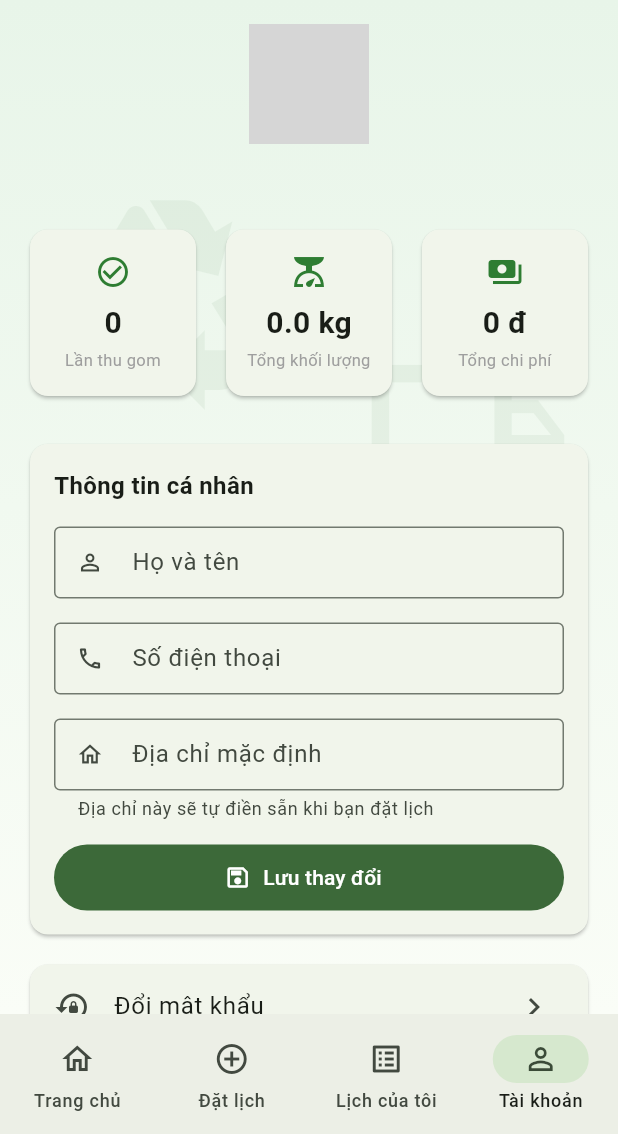
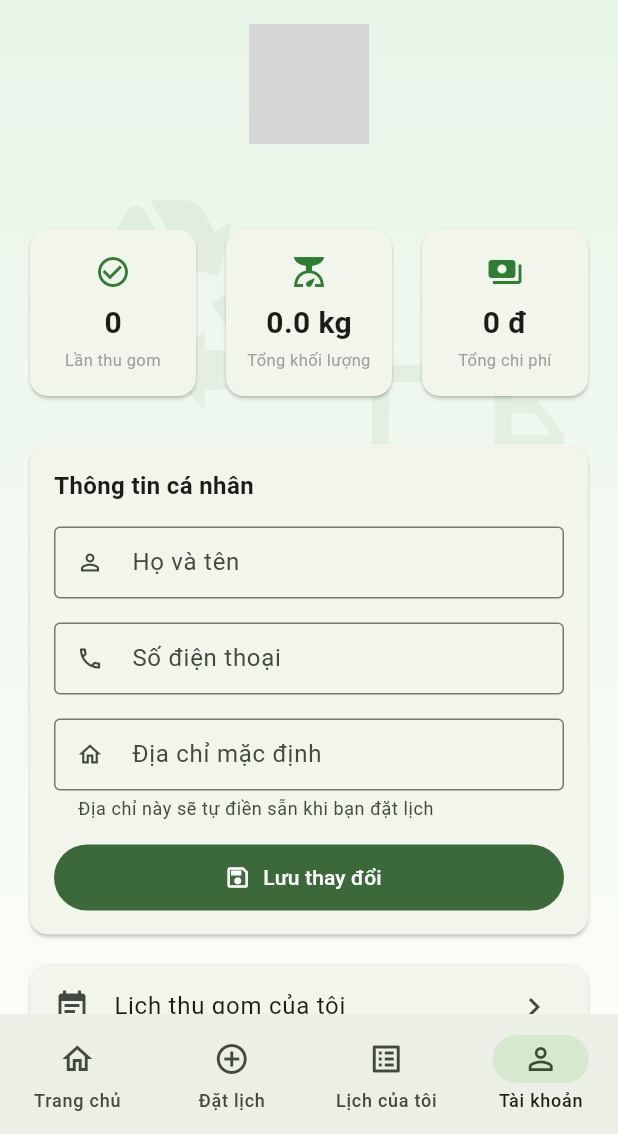
Before and after one commit to khanhvinh01012006-debug/greentrash, a Flutter app: the screen it shows once a user with an empty profile is signed in, item 4 of the bottom bar chosen, on a phone screen of 412 x 824 dp, the part 102-1236 px from its top. Run offline on Flutter 3.47's test engine with Material 3 defaults, Android fonts, the phone set to English and light mode, and no system bars; our stand-ins replace image_picker, shared_preferences, supabase_flutter; accounts and stored records are empty; network calls fail; grey boxes are pictures that could not be loaded.

Commit message:
bo rail desktop, lich cua toi vao tai khoan

```diff
--- a/lib/screens/customer/customer_home_screen.dart
+++ b/lib/screens/customer/customer_home_screen.dart
@@ -35,14 +35,14 @@ class CustomerHomeScreen extends StatefulWidget {
 
 class _CustomerHomeScreenState extends State<CustomerHomeScreen> {
   // Mốc bề rộng đổi layout: dưới mốc này dùng NavigationBar dưới đáy (kiểu
-  // điện thoại), từ mốc trở lên đổi qua NavigationRail cột trái (kiểu web/
-  // desktop) - xổ 1 thanh ngang dưới đáy trên màn hình rộng trông như app
-  // di động bị phóng to, không hợp.
+  // điện thoại). Từ mốc trở lên (desktop/web): KHÔNG còn thanh điều hướng
+  // riêng nào nữa - menu ngang (Trang chủ/Giới thiệu/Dịch vụ/Tin tức/Liên
+  // hệ) trở thành điều hướng DUY NHẤT, luôn hiện bất kể tab đang mở (xem
+  // chỗ build noiDungChinh). Đặt lịch vào qua nút "Đặt lịch ngay" ở Trang
+  // chủ; Lịch của tôi vào qua mục trong Tài khoản.
   static const double _mocManHinhRong = 900;
 
-  // Dữ liệu 4 tab (icon + nhãn) - khai 1 LẦN ở đây rồi dùng chung để tạo
-  // cả NavigationDestination (NavigationBar) lẫn NavigationRailDestination
-  // (NavigationRail), tránh chép 2 bộ icon/nhãn dễ lệch nhau khi sửa sau này.
+  // Dữ liệu 4 tab (icon + nhãn) - dùng cho NavigationBar dưới đáy ở mobile.
   static const List<(IconData, String)> _diemDieuHuong = [
     (Icons.home_outlined, 'Trang chủ'),
     (Icons.add_circle_outline, 'Đặt lịch'),
@@ -222,38 +222,33 @@ class _CustomerHomeScreenState extends State<CustomerHomeScreen> {
       trangChu,
       const DatLichScreen(),
       LichCuaToiScreen(onDatLichNgay: _batDauDatLich),
-      const TaiKhoanScreen(),
+      TaiKhoanScreen(onDatLichNgay: _batDauDatLich),
     ];
 
-    // Nội dung chính (menu ngang + IndexedStack 4 tab) - khai báo 1 LẦN duy
-    // nhất ở đây rồi dùng chung cho cả layout hẹp (mobile) lẫn layout rộng
-    // (desktop) bên dưới. Nhờ vậy IndexedStack luôn là CÙNG MỘT cây widget,
-    // không bị build thành 2 bản riêng biệt (build 2 bản = 2 State khác
-    // nhau -> mất trạng thái tab, đúng cái phải tránh).
+    // LayoutBuilder: đo bề rộng thật sự có để vẽ, từ đó quyết định mobile
+    // hay desktop - quyết định này ảnh hưởng menu ngang có luôn hiện hay
+    // không, nên noiDungChinh phải build BÊN TRONG đây (cần biết manHinhRong
+    // trước khi build), nhưng vẫn ĐÚNG 1 LẦN mỗi lượt build, không tạo cây
+    // widget thứ 2 - IndexedStack vẫn luôn là CÙNG MỘT cây (giữ trạng thái
+    // form/tab khi chuyển qua lại, không bị dispose/tạo lại State).
+    return LayoutBuilder(builder: (context, constraints) {
+      final manHinhRong = constraints.maxWidth >= _mocManHinhRong;
+
       final noiDungChinh = _NenTrangTri(
         child: Column(
           crossAxisAlignment: CrossAxisAlignment.stretch,
           children: [
-          // Menu ngang CHỈ có ý nghĩa ở tab Trang chủ (nhảy tới các khối
-          // trên trang đó) - các tab khác không có gì để cuộn tới nên ẩn
-          // đi, tránh hiện thừa một thanh menu vô dụng ở trên đầu
-          if (_tabDangChon == 0) menuNgang,
+            // Mobile: menu ngang chỉ hiện ở tab Trang chủ như trước (các
+            // tab khác không có gì để cuộn tới). Desktop: LUÔN hiện bất kể
+            // tab nào - đây là điều hướng DUY NHẤT trên desktop (không còn
+            // rail/bottom nav), ẩn đi là kẹt, không có đường về Trang chủ.
+            if (_tabDangChon == 0 || manHinhRong) menuNgang,
             Expanded(
-            // IndexedStack (thay vì cacTab[_tabDangChon]) giữ TẤT CẢ 4 màn
-            // luôn tồn tại trong cây, chỉ ẩn/hiện - nên đang gõ dở form Đặt
-            // lịch mà lỡ qua tab khác rồi quay lại, dữ liệu đã gõ vẫn còn
-            // (không bị dispose/tạo lại State như cách chọn 1 widget duy nhất).
               child: IndexedStack(index: _tabDangChon, children: cacTab),
             ),
           ],
         ),
       );
-
-    // LayoutBuilder: đo bề rộng thật sự có để vẽ, từ đó chọn kiểu điều hướng
-    // phù hợp - dưới 900px giữ nguyên NavigationBar dưới đáy như cũ, từ
-    // 900px trở lên đổi qua NavigationRail cột trái.
-    return LayoutBuilder(builder: (context, constraints) {
-      final manHinhRong = constraints.maxWidth >= _mocManHinhRong;
 
       return Scaffold(
         appBar: AppBar(
@@ -286,30 +281,14 @@ class _CustomerHomeScreenState extends State<CustomerHomeScreen> {
           ],
         ),
 
-        // Màn hình rộng: thêm NavigationRail cột trái, nội dung chính co
-        // giãn (Expanded) chiếm phần còn lại. Màn hình hẹp: nội dung chính
-        // chiếm trọn bề ngang như trước.
-        body: manHinhRong
-            ? Row(
-                children: [
-                  NavigationRail(
-                    selectedIndex: _tabDangChon,
-                    onDestinationSelected: (i) =>
-                        setState(() => _tabDangChon = i),
-                    labelType: NavigationRailLabelType.all,
-                    destinations: _diemDieuHuong
-                        .map((d) => NavigationRailDestination(
-                            icon: Icon(d.$1), label: Text(d.$2)))
-                        .toList(),
-                  ),
-                  const VerticalDivider(width: 1),
-                  Expanded(child: noiDungChinh),
-                ],
-              )
-            : noiDungChinh,
+        // Không còn Row/NavigationRail nào cả - desktop lẫn mobile đều
+        // chiếm trọn bằng noiDungChinh, chỉ khác nhau ở menu ngang/bottom
+        // nav bên dưới.
+        body: noiDungChinh,
 
-        // Thanh điều hướng dưới đáy - CHỈ hiện ở màn hình hẹp, màn hình rộng
-        // đã có NavigationRail thay thế nên bỏ (null).
+        // Thanh điều hướng dưới đáy - CHỈ hiện ở màn hình hẹp (mobile).
+        // Desktop không còn thanh nào thay thế - menu ngang (luôn hiện,
+        // xem noiDungChinh ở trên) đảm nhiệm việc đó.
         bottomNavigationBar: manHinhRong
             ? null
             : NavigationBar(
--- a/lib/screens/customer/tai_khoan_screen.dart
+++ b/lib/screens/customer/tai_khoan_screen.dart
@@ -16,9 +16,14 @@ import '../../services/auth_service.dart';
 import '../../services/database_service.dart';
 import '../../services/storage_service.dart';
 import '../../widgets/common.dart';
+import 'lich_cua_toi_screen.dart';
 
 class TaiKhoanScreen extends StatefulWidget {
-  const TaiKhoanScreen({super.key});
+  // Bấm mục "Lịch thu gom của tôi" -> push màn LichCuaToiScreen gốc; màn đó
+  // vẫn cần callback này cho nút "Đặt lịch ngay" ở trạng thái rỗng của nó
+  // (tái dùng đúng cơ chế onDatLichNgay đã có, không tạo callback mới).
+  final VoidCallback onDatLichNgay;
+  const TaiKhoanScreen({super.key, required this.onDatLichNgay});
 
   @override
   State<TaiKhoanScreen> createState() => _TaiKhoanScreenState();
@@ -190,6 +195,30 @@ class _TaiKhoanScreenState extends State<TaiKhoanScreen> {
     if (!mounted) return;
     ScaffoldMessenger.of(context)
         .showSnackBar(SnackBar(content: Text(msg), backgroundColor: Colors.red));
+  }
+
+  /// Mở màn "Lịch của tôi" GỐC trong 1 route riêng (có nút back tự động
+  /// nhờ Scaffold+AppBar bọc ngoài) - KHÔNG nhồi nội dung lịch vào trang
+  /// Tài khoản, chỉ điều hướng sang xem y hệt màn hiện có, không sửa gì
+  /// bên trong LichCuaToiScreen.
+  void _moLichCuaToi() {
+    Navigator.push(
+      context,
+      MaterialPageRoute(
+        builder: (_) => Scaffold(
+          appBar: AppBar(title: const Text('Lịch thu gom của tôi')),
+          body: LichCuaToiScreen(
+            onDatLichNgay: () {
+              // Đóng route này trước rồi mới chuyển tab Đặt lịch - không
+              // thì bấm xong vẫn đứng nguyên ở đây, không thấy tab vừa
+              // chuyển tới.
+              Navigator.pop(context);
+              widget.onDatLichNgay();
+            },
+          ),
+        ),
+      ),
+    );
   }
 
   @override
@@ -437,10 +466,17 @@ class _TaiKhoanScreenState extends State<TaiKhoanScreen> {
               ),
               const SizedBox(height: 12),
 
-              // ---- Đổi mật khẩu + Đăng xuất ----
+              // ---- Lịch của tôi + Đổi mật khẩu + Đăng xuất ----
               Card(
                 child: Column(
                   children: [
+                    ListTile(
+                      leading: const Icon(Icons.event_note),
+                      title: const Text('Lịch thu gom của tôi'),
+                      trailing: const Icon(Icons.chevron_right),
+                      onTap: _moLichCuaToi,
+                    ),
+                    const Divider(height: 1),
                     ListTile(
                       leading: const Icon(Icons.lock_reset),
                       title: const Text('Đổi mật khẩu'),
```
Lines whose indentation alone changed are shown as unchanged.
